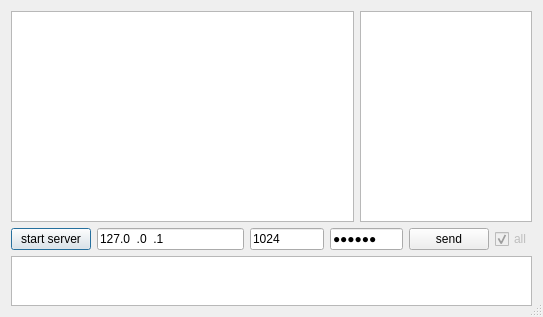
mefest/qChat_server, file dialog.ui: the form before one commit.
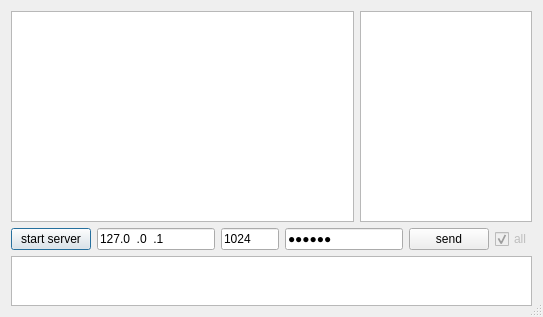
The form after the commit. Icons and pictures are not drawn.

Commit message: it's works

Diff of the .ui file:
```diff
--- a/dialog.ui
+++ b/dialog.ui
@@ -88,6 +88,9 @@
          <property name="text">
           <string>127.0.0.1</string>
          </property>
+         <property name="frame">
+          <bool>true</bool>
+         </property>
         </widget>
        </item>
        <item>
@@ -110,7 +113,7 @@
         <widget class="QLineEdit" name="ln_passwd">
          <property name="sizePolicy">
           <sizepolicy hsizetype="Expanding" vsizetype="Fixed">
-           <horstretch>1</horstretch>
+           <horstretch>2</horstretch>
            <verstretch>0</verstretch>
           </sizepolicy>
          </property>
```
The commit also changes 2 other files.
